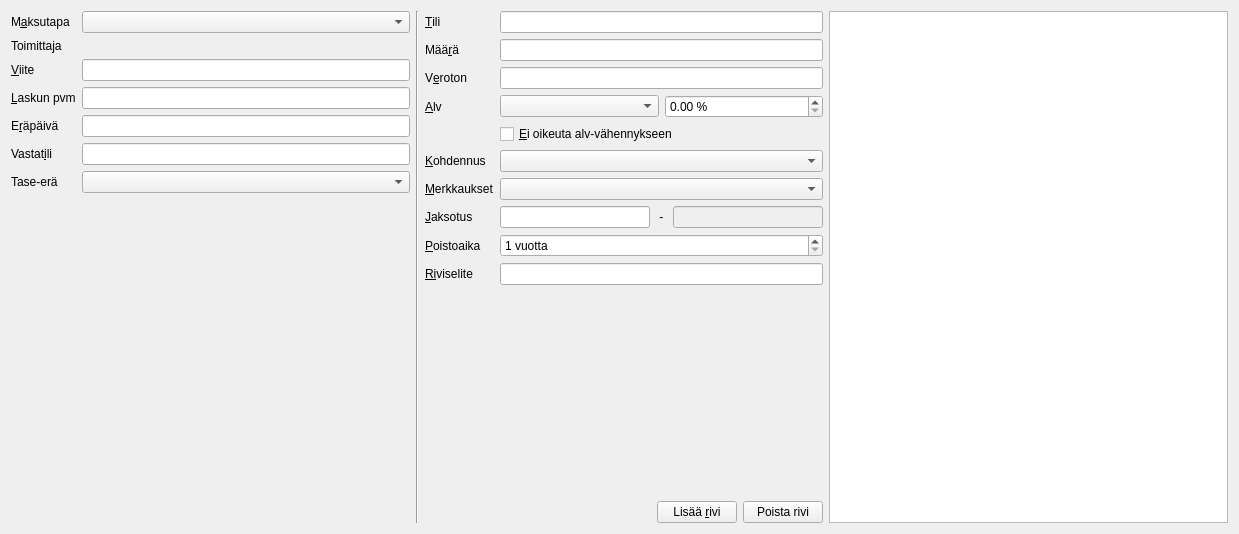
First picture: the form in kitsas/apuri/tulomenoapuri.ui, repository artoh/kitupiikki, before the edit.
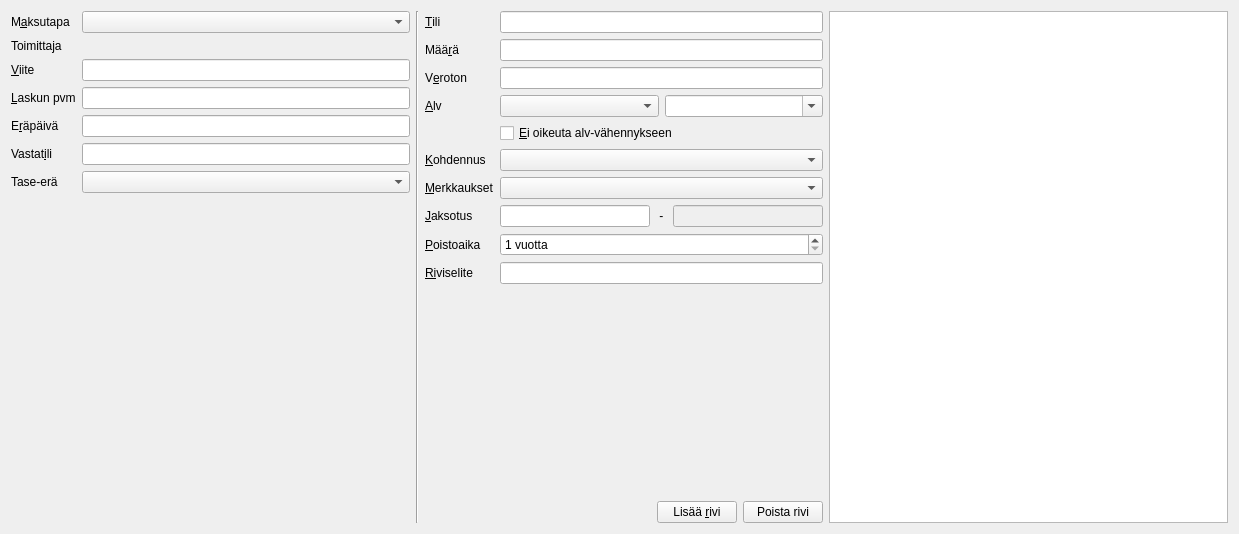
Second picture: the form after the edit. Icons and pictures are not drawn. Custom widgets are drawn as their Qt base class.

Diff of the .ui file:
```diff
--- a/kitsas/apuri/tulomenoapuri.ui
+++ b/kitsas/apuri/tulomenoapuri.ui
@@ -197,9 +197,9 @@
           <widget class="QComboBox" name="alvCombo"/>
          </item>
          <item>
-          <widget class="QDoubleSpinBox" name="alvSpin">
-           <property name="suffix">
-            <string> %</string>
+          <widget class="QComboBox" name="alvProssa">
+           <property name="editable">
+            <bool>true</bool>
            </property>
           </widget>
          </item>
```
Left out of the diff: 1 changed line with no effect on the pictures.
